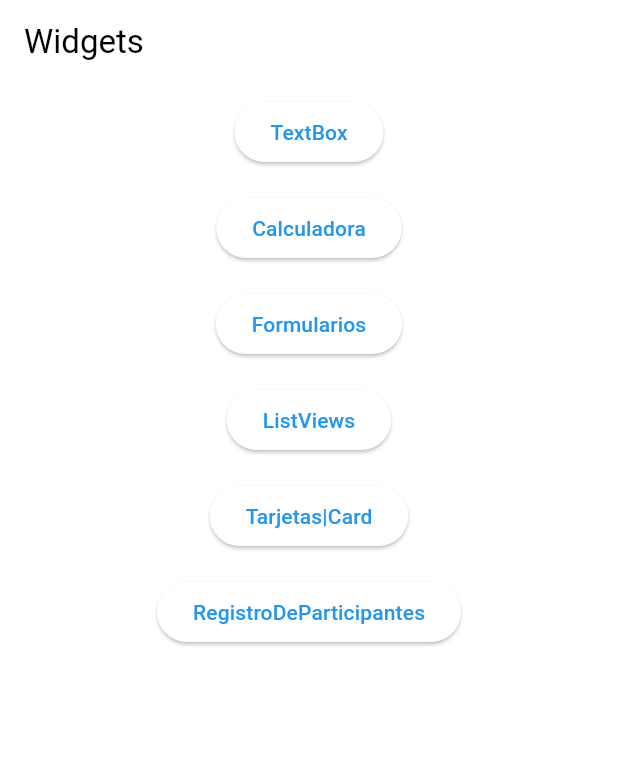
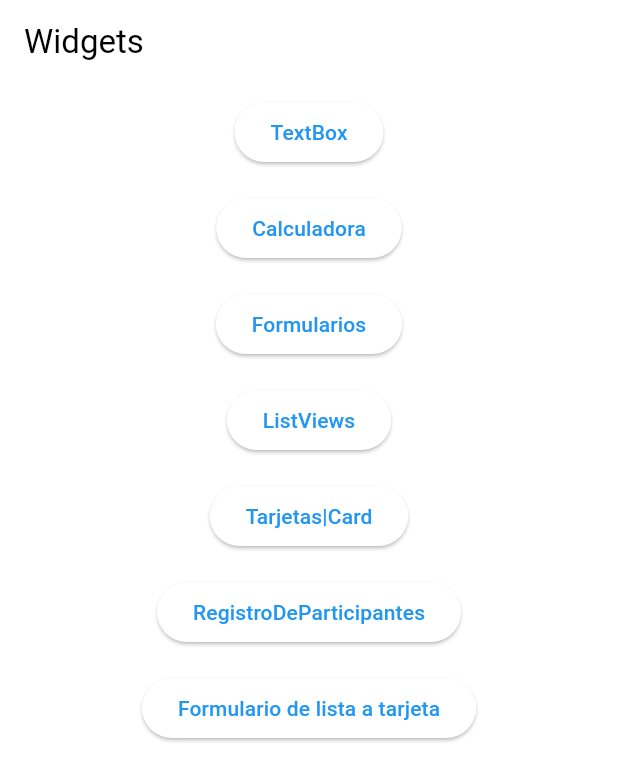
Before and after one commit to JhonnyARM/prueba_app, a Flutter app: the screen it shows after launch, on a phone screen of 412 x 824 dp. Shown: the top 781 px of the screen. Run offline on Flutter 3.47's test engine with Material 3 defaults, Android fonts, the phone set to English and light mode, and no system bars.

Commit message:
Formulario con listas independientes

```diff
--- a/lib/main.dart
+++ b/lib/main.dart
@@ -1,5 +1,6 @@
 import 'package:flutter/material.dart';
 import 'package:prueba_app/ListaView.dart';
+import 'package:prueba_app/NewForm.dart';
 import 'package:prueba_app/Register.dart';
 import 'package:prueba_app/calculadora.dart';
 import 'package:prueba_app/cards.dart';
@@ -14,11 +15,11 @@ class MyApp extends StatelessWidget {
   @override
   Widget build(BuildContext context) {
     return MaterialApp(
-      home: Menu(),
+      home: const Menu(),
       theme: ThemeData(
         primaryColor: Colors.blueGrey,
         textTheme: TextTheme(
-          bodyText1: TextStyle(color: Colors.black, fontSize: 18),
+          bodyText1: const TextStyle(color: Colors.black, fontSize: 18),
           bodyText2: TextStyle(color: Colors.grey[600]),
         ),
         colorScheme: ColorScheme.fromSwatch().copyWith(secondary: Colors.red),
@@ -40,73 +41,94 @@ class _MenuState extends State<Menu> {
   Widget build(BuildContext context) {
     return Scaffold(
       appBar: AppBar(
-        title: Text("Widgets"),
+        title: const Text("Widgets"),
       ),
       body: Center(
           child: Column(
         children: [
           Padding(
-            padding: EdgeInsets.all(8.0), // Ajusta el valor según sea necesario
+            padding: const EdgeInsets.all(
+                8.0), // Ajusta el valor según sea necesario
             child: ElevatedButton(
               onPressed: () {
                 Navigator.push(context,
-                    MaterialPageRoute(builder: ((context) => TextBox())));
+                    MaterialPageRoute(builder: ((context) => const TextBox())));
               },
-              child: Text("TextBox"),
+              child: const Text("TextBox"),
             ),
           ),
           Padding(
-            padding: EdgeInsets.all(8.0), // Ajusta el valor según sea necesario
-            child: ElevatedButton(
-              onPressed: () {
-                Navigator.push(context,
-                    MaterialPageRoute(builder: ((context) => Calculadora())));
-              },
-              child: Text("Calculadora"),
-            ),
-          ),
-          Padding(
-            padding: EdgeInsets.all(8.0), // Ajusta el valor según sea necesario
-            child: ElevatedButton(
-              onPressed: () {
-                Navigator.push(context,
-                    MaterialPageRoute(builder: ((context) => MyForm())));
-              },
-              child: Text("Formularios"),
-            ),
-          ),
-          Padding(
-            padding: EdgeInsets.all(8.0), // Ajusta el valor según sea necesario
+            padding: const EdgeInsets.all(
+                8.0), // Ajusta el valor según sea necesario
             child: ElevatedButton(
               onPressed: () {
                 Navigator.push(
                     context,
                     MaterialPageRoute(
-                        builder: ((context) => UsandoListView())));
+                        builder: ((context) => const Calculadora())));
               },
-              child: Text("ListViews"),
+              child: const Text("Calculadora"),
             ),
           ),
           Padding(
-            padding: EdgeInsets.all(8.0), // Ajusta el valor según sea necesario
+            padding: const EdgeInsets.all(
+                8.0), // Ajusta el valor según sea necesario
             child: ElevatedButton(
               onPressed: () {
                 Navigator.push(context,
-                    MaterialPageRoute(builder: ((context) => CardExample())));
+                    MaterialPageRoute(builder: ((context) => const MyForm())));
               },
-              child: Text("Tarjetas|Card"),
+              child: const Text("Formularios"),
             ),
           ),
           Padding(
-            padding: EdgeInsets.all(8.0), // Ajusta el valor según sea necesario
+            padding: const EdgeInsets.all(
+                8.0), // Ajusta el valor según sea necesario
             child: ElevatedButton(
               onPressed: () {
-                Navigator.push(context,
-                    MaterialPageRoute(builder: ((context) => Registros())));
+                Navigator.push(
+                    context,
+                    MaterialPageRoute(
+                        builder: ((context) => const UsandoListView())));
               },
-              child: Text("RegistroDeParticipantes"),
+              child: const Text("ListViews"),
             ),
           ),
+          Padding(
+            padding: const EdgeInsets.all(
+                8.0), // Ajusta el valor según sea necesario
+            child: ElevatedButton(
+              onPressed: () {
+                Navigator.push(
+                    context,
+                    MaterialPageRoute(
+                        builder: ((context) => const CardExample())));
+              },
+              child: const Text("Tarjetas|Card"),
+            ),
+          ),
+          Padding(
+            padding: const EdgeInsets.all(
+                8.0), // Ajusta el valor según sea necesario
+            child: ElevatedButton(
+              onPressed: () {
+                Navigator.push(
+                    context,
+                    MaterialPageRoute(
+                        builder: ((context) => const Registros())));
+              },
+              child: const Text("RegistroDeParticipantes"),
+            ),
+          ),
+          Padding(
+              padding: const EdgeInsets.all(8.0),
+              child: ElevatedButton(
+                onPressed: () {
+                  Navigator.push(context,
+                      MaterialPageRoute(builder: (context) => const NewForm()));
+                },
+                child: const Text("Formulario de lista a tarjeta"),
+              )),
           // Agrega más ElevatedButton con Padding según sea necesario
         ],
       )),
```
Also changed, not shown: lib/NewForm.dart (added, +139 -0 lines).
